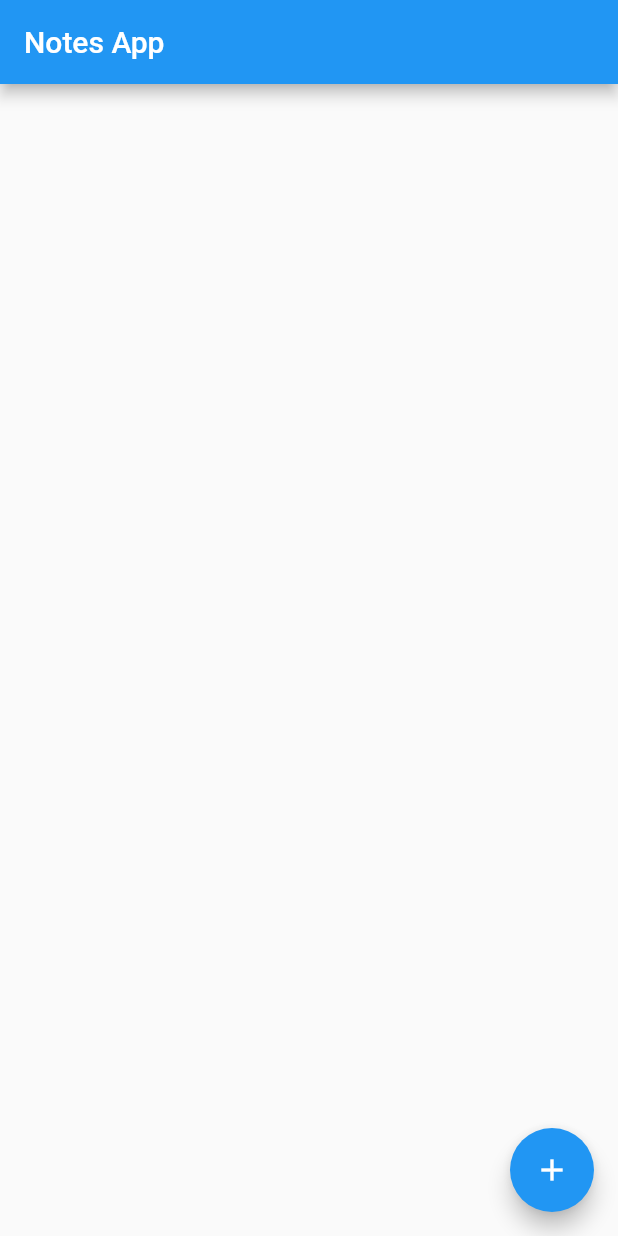
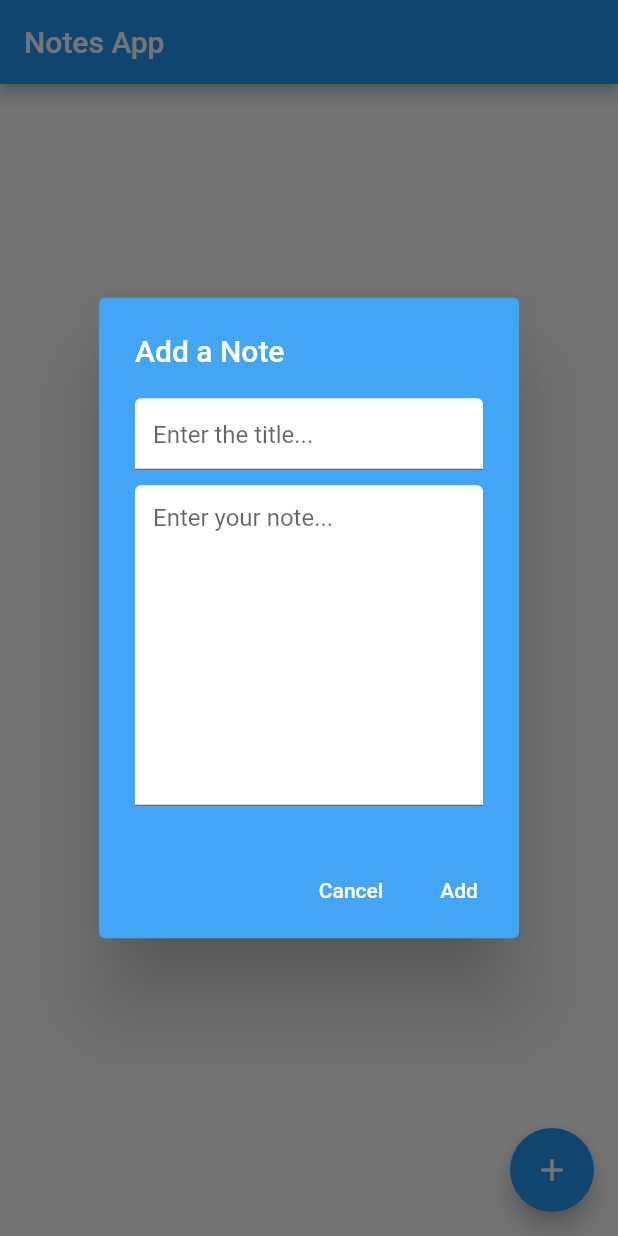
Before and after one commit to SoroushBeigi/notes_app, a Flutter app: the screen it shows after launch, after a tap on the "add" icon, on a phone screen of 412 x 824 dp. Run offline on Flutter 3.47's test engine with Material 2 defaults, Android fonts, the phone set to English and light mode, and no system bars; our stand-ins replace bloc, flutter_bloc, freezed_annotation, get_it, hive, hive_flutter; accounts and stored records are empty.

Commit message:
Implementing read and write functionalities and List UI

```diff
--- a/lib/core/constants.dart
+++ b/lib/core/constants.dart
@@ -1,3 +1,8 @@
 class Constants{
   static const appName = 'Notes App';
+  static const addNoteDialogTitle = 'Add a Note';
+  static const addNoteTextHint = 'Enter your note...';
+  static const addNoteTitleHint = 'Enter the title...';
+  static const noteCancelButton = 'Cancel';
+  static const noteAddButton = 'Add';
 }
--- a/lib/injections.dart
+++ b/lib/injections.dart
@@ -2,13 +2,23 @@ import 'package:get_it/get_it.dart';
 import 'package:notes/notes_feature/data/local/database_provider.dart';
 import 'package:notes/notes_feature/domain/repositories/db_repository.dart';
 
+// import 'package:hive/hive.dart';
+import 'package:hive_flutter/hive_flutter.dart';
+import 'package:notes/notes_feature/presentation/cubit/notes_cubit.dart';
+
 GetIt locator = GetIt.I;
 
-setup() async {
-
+setup(box) async {
   //providers
-  locator.registerSingleton<DataBaseProvider>(DataBaseProvider(boxName: 'box'));
+  locator.registerSingleton<DataBaseProvider>(DataBaseProvider(box: box));
 
   //repositories
-  locator.registerSingleton<DataBaseRepository>(DataBaseRepository(boxName: 'box',dataBaseProvider: locator()));
+  locator.registerSingleton<DataBaseRepository>(
+      DataBaseRepository(dataBaseProvider: locator()));
+
+  //Cubits
+  locator.registerSingleton(
+      NotesCubit(dataBaseRepository: locator<DataBaseRepository>()));
+  //HiveBox
+  locator.registerSingleton<Box>(box);
 }
--- a/lib/main.dart
+++ b/lib/main.dart
@@ -1,6 +1,10 @@
 import 'package:flutter/material.dart';
+import 'package:flutter_bloc/flutter_bloc.dart';
 import 'package:hive_flutter/hive_flutter.dart';
+import 'package:notes/notes_feature/domain/repositories/db_repository.dart';
+import 'package:notes/notes_feature/presentation/cubit/notes_cubit.dart';
 
+import 'injections.dart';
 import 'notes_feature/presentation/notes_page.dart';
 
 void main() async {
@@ -10,7 +14,10 @@ void main() async {
 }
 
 Future<void> init() async {
+
   await Hive.initFlutter();
+  var box = await Hive.openBox('notes');
+  await setup(box);
 }
 
 class App extends StatelessWidget {
@@ -18,9 +25,12 @@ class App extends StatelessWidget {
 
   @override
   Widget build(BuildContext context) {
-    return const MaterialApp(
+    return  MaterialApp(
       debugShowCheckedModeBanner: false,
-      home: NotesPage(),
+      home: BlocProvider(
+        create: (context) => locator<NotesCubit>(),
+        child: const NotesPage(),
+      ),
     );
   }
 }
--- a/lib/notes_feature/domain/entities/db_entity.dart
+++ b/lib/notes_feature/domain/entities/db_entity.dart
@@ -1,5 +1,17 @@
+import 'package:notes/notes_feature/data/models/note.dart';
+
 abstract class DataBaseEntity {
   final String key;
 
   DataBaseEntity({required this.key});
+
+  factory DataBaseEntity.fromJson(Type type, Map<String, dynamic> e) {
+    //We may have more types.
+    switch (type) {
+      case Note:
+        return Note.fromJson(e);
+      default:
+        throw Exception();
+    }
+  }
 }
--- a/lib/notes_feature/domain/repositories/db_repository.dart
+++ b/lib/notes_feature/domain/repositories/db_repository.dart
@@ -1,14 +1,21 @@
+import 'package:notes/notes_feature/data/models/note.dart';
 import 'package:notes/notes_feature/domain/entities/db_entity.dart';
 import '../../data/local/database_provider.dart';
 
 class DataBaseRepository {
-  final String boxName;
   final DataBaseProvider dataBaseProvider;
 
-  DataBaseRepository({required this.dataBaseProvider, required this.boxName});
+  DataBaseRepository({required this.dataBaseProvider});
 
   Future<void> createOrUpdate(DataBaseEntity data) =>
       dataBaseProvider.createOrUpdate(data);
 
   Future<void> deleteData(String id) => dataBaseProvider.deleteData(id);
+
+  Future<List<Note>> getAllNotes()async {
+    final notes = dataBaseProvider.getAllEntities<Note>();
+    return notes;
+  }
+
+
 }
--- a/lib/notes_feature/presentation/cubit/notes_cubit.dart
+++ b/lib/notes_feature/presentation/cubit/notes_cubit.dart
@@ -1,9 +1,36 @@
 import 'package:bloc/bloc.dart';
 import 'package:freezed_annotation/freezed_annotation.dart';
+import 'package:notes/notes_feature/data/models/note.dart';
+import 'package:notes/notes_feature/domain/repositories/db_repository.dart';
 
 part 'notes_state.dart';
+
 part 'notes_cubit.freezed.dart';
 
 class NotesCubit extends Cubit<NotesState> {
-  NotesCubit() : super(const NotesState.initial());
+  final DataBaseRepository dataBaseRepository;
+
+  NotesCubit({required this.dataBaseRepository})
+      : super(const NotesState.initial());
+
+  List<Note> notes = [];
+
+  Future<void> saveNote({required String title, required String text}) async {
+    final id = (notes.length + 1).toString();
+    emit(const NotesState.loading());
+    final note = Note(
+      id: id,
+      title: title,
+      text: text,
+    );
+    await dataBaseRepository.createOrUpdate(note);
+    notes.add(note);
+    emit(const NotesState.success());
+  }
+
+  Future<void> getAllNotes() async {
+    emit(const NotesState.loading());
+    notes = await dataBaseRepository.getAllNotes();
+    emit(const NotesState.success());
+  }
 }
--- a/lib/notes_feature/presentation/cubit/notes_state.dart
+++ b/lib/notes_feature/presentation/cubit/notes_state.dart
@@ -3,4 +3,7 @@ part of 'notes_cubit.dart';
 @freezed
 class NotesState with _$NotesState {
   const factory NotesState.initial() = _Initial;
+  const factory NotesState.loading() = _Loading;
+  const factory NotesState.error() = _Error;
+  const factory NotesState.success() = _Success;
 }
--- a/lib/notes_feature/presentation/notes_page.dart
+++ b/lib/notes_feature/presentation/notes_page.dart
@@ -1,5 +1,11 @@
 import 'package:flutter/material.dart';
+import 'package:flutter_bloc/flutter_bloc.dart';
 import 'package:notes/core/constants.dart';
+import 'package:notes/injections.dart';
+import 'package:notes/notes_feature/domain/repositories/db_repository.dart';
+import 'package:notes/notes_feature/presentation/cubit/notes_cubit.dart';
+import 'package:notes/notes_feature/presentation/widgets/dialog.dart';
+import 'package:notes/notes_feature/presentation/widgets/note_card.dart';
 
 class NotesPage extends StatefulWidget {
   const NotesPage({super.key});
@@ -10,13 +16,47 @@ class NotesPage extends StatefulWidget {
 
 class _NotesPageState extends State<NotesPage> {
   @override
+  void initState() {
+    final notesCubit = context.read<NotesCubit>();
+    notesCubit.getAllNotes();
+    super.initState();
+  }
+
+  @override
   Widget build(BuildContext context) {
     return Scaffold(
       appBar: AppBar(
         title: const Text(Constants.appName),
       ),
-      floatingActionButton:
-          FloatingActionButton(onPressed: () {}, child: const Icon(Icons.add)),
+      floatingActionButton: FloatingActionButton(
+          onPressed: () => showDialog(
+                context: context,
+                builder: (context) => BlocProvider(
+                    create: (context) => locator<NotesCubit>(),
+                    child: const AddNoteDialog(
+                      initialText: '',
+                    )),
+              ),
+          child: const Icon(Icons.add)),
+      body: BlocBuilder<NotesCubit, NotesState>(
+        builder: (context, state) {
+          final notesCubit = context.read<NotesCubit>();
+          return state.when(
+              initial: () => const SizedBox(),
+              loading: () => const Center(
+                    child: CircularProgressIndicator(),
+                  ),
+              error: () => const SizedBox(),
+              success: () {
+                return ListView.builder(
+                    itemCount: notesCubit.notes.length,
+                    itemBuilder: (context, index) {
+                      return  NoteCard(note:notesCubit.notes[index]);
+                    },);
+
+              });
+        },
+      ),
     );
   }
 }
--- /dev/null
+++ b/lib/notes_feature/presentation/widgets/dialog.dart
@@ -0,0 +1,95 @@
+import 'package:flutter/material.dart';
+import 'package:flutter_bloc/flutter_bloc.dart';
+import 'package:notes/core/constants.dart';
+import 'package:notes/notes_feature/data/models/note.dart';
+import 'package:notes/notes_feature/presentation/cubit/notes_cubit.dart';
+
+class AddNoteDialog extends StatefulWidget {
+  final String? initialText;
+  final String? initialTitle;
+
+  const AddNoteDialog({this.initialText, this.initialTitle, super.key});
+
+  @override
+  State<AddNoteDialog> createState() => _AddNoteDialogState();
+}
+
+class _AddNoteDialogState extends State<AddNoteDialog> {
+  late final TextEditingController textController;
+  late final TextEditingController titleController;
+
+  @override
+  void initState() {
+    textController = TextEditingController();
+    titleController = TextEditingController();
+    textController.text = widget.initialText ?? '';
+    titleController.text = widget.initialTitle ?? '';
+    super.initState();
+  }
+
+  @override
+  void dispose() {
+    textController.dispose();
+    super.dispose();
+  }
+
+  @override
+  Widget build(BuildContext context) {
+    final notesCubit = context.read<NotesCubit>();
+    return AlertDialog(
+      backgroundColor: Colors.blue[400],
+      title: const Text(
+        Constants.addNoteDialogTitle,
+        style: TextStyle(color: Colors.white),
+      ),
+      content: SingleChildScrollView(
+        // physics: const NeverScrollableScrollPhysics(),
+        child: Column(
+          mainAxisSize: MainAxisSize.min,
+          children: [
+            TextField(
+              controller: titleController,
+              decoration: const InputDecoration(
+                  hintText: Constants.addNoteTitleHint,
+                  fillColor: Colors.white,
+                  filled: true),
+            ),
+            const SizedBox(
+              height: 10,
+            ),
+            TextField(
+              controller: textController,
+              decoration: const InputDecoration(
+                  hintText: Constants.addNoteTextHint,
+                  fillColor: Colors.white,
+                  filled: true),
+              maxLines: 10,
+            ),
+          ],
+        ),
+      ),
+      actions: [
+        TextButton(
+          onPressed: () => Navigator.of(context).pop(),
+          child: const Text(
+            Constants.noteCancelButton,
+            style: TextStyle(color: Colors.white),
+          ),
+        ),
+        TextButton(
+          onPressed: () {
+            notesCubit.saveNote(
+              title: titleController.text,
+              text: textController.text,
+            );
+            Navigator.of(context).pop();
+          },
+          child: const Text(
+            Constants.noteAddButton,
+            style: TextStyle(color: Colors.white),
+          ),
+        ),
+      ],
+    );
+  }
+}
```
Also changed, not shown: lib/notes_feature/data/local/database_provider.dart (+14 -5 lines), lib/notes_feature/presentation/widgets/note_card.dart (added, +33 -0 lines), lib/notes_feature/presentation/cubit/notes_cubit.freezed.dart.
